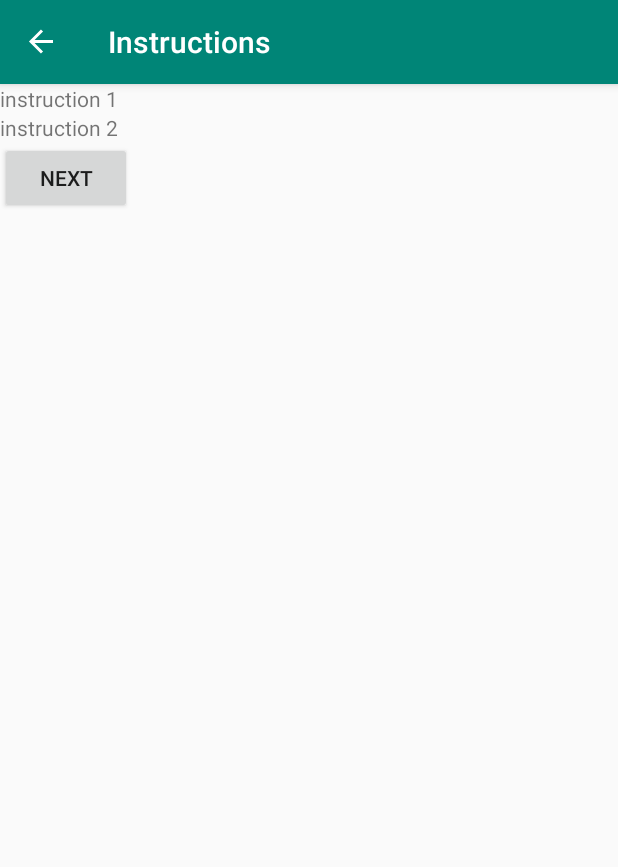
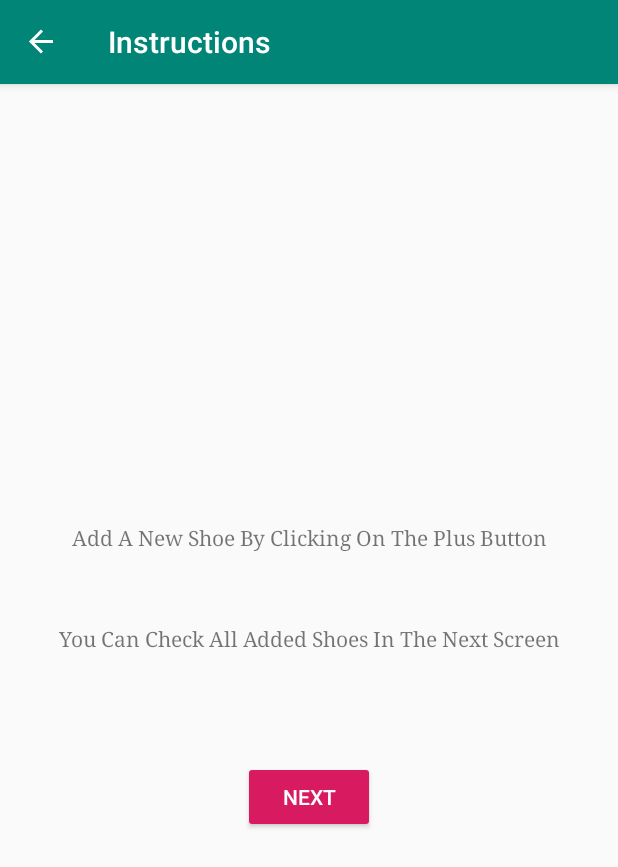
Before and after one commit to Salma-2/ShoeStore, an Android app: the InstructionFragment screen opened through its navigation route, on a phone screen of 412 x 824 dp. Shown: the top 867 px of the screen. Run offline under Robolectric (Android 15) with nearby library versions, the phone set to English and light mode, and no system bars; our stand-ins replace Timber, data binding, navigation-ui.

Commit message:
Designed Welcome and Instruction Layouts

```diff
--- a/app/src/main/res/layout/fragment_instruction.xml
+++ b/app/src/main/res/layout/fragment_instruction.xml
@@ -1,28 +1,34 @@
 <?xml version="1.0" encoding="utf-8"?>
 
 
-<layout xmlns:app="http://schemas.android.com/apk/res-auto"
-    xmlns:tools="http://schemas.android.com/tools"
-    xmlns:android="http://schemas.android.com/apk/res/android">
+<layout xmlns:android="http://schemas.android.com/apk/res/android"
+    xmlns:app="http://schemas.android.com/apk/res-auto"
+    xmlns:tools="http://schemas.android.com/tools">
+
+    <!--  very simple layout,
+    the items are aligned in a vertical manner, so LinearLayout is enough.  -->
 
     <LinearLayout
         android:layout_width="match_parent"
         android:layout_height="match_parent"
+        android:gravity="center"
         android:orientation="vertical">
 
         <TextView
-            android:id="@+id/textView"
+            style="@style/text_style"
             android:layout_width="wrap_content"
             android:layout_height="wrap_content"
-            android:text="instruction 1" />
+            android:text="@string/instruction_one" />
 
         <TextView
+            style="@style/text_style"
             android:layout_width="wrap_content"
             android:layout_height="wrap_content"
-            android:text="instruction 2" />
+            android:text="@string/instruction_two" />
 
         <Button
             android:id="@+id/next_btn"
+            style="@style/btn_style"
             android:layout_width="wrap_content"
             android:layout_height="wrap_content"
             android:text="@string/next" />
--- a/app/src/main/res/layout/fragment_shoe_list.xml
+++ b/app/src/main/res/layout/fragment_shoe_list.xml
@@ -19,7 +19,7 @@
             android:layout_width="wrap_content"
             android:layout_height="wrap_content"
             android:layout_gravity="end|bottom"
-            android:layout_margin="@dimen/big_margin"
+            android:layout_margin="@dimen/medium_margin"
             android:contentDescription="@string/add_new_shoe"
             android:onClick="@{()->shoeListViewModel.onAddNewShoe()}"
             app:layout_constraintBottom_toBottomOf="parent"
--- a/app/src/main/res/values/colors.xml
+++ b/app/src/main/res/values/colors.xml
@@ -3,4 +3,5 @@
     <color name="colorPrimary">#008577</color>
     <color name="colorPrimaryDark">#00574B</color>
     <color name="colorAccent">#D81B60</color>
+    <color name="white">#ffffff</color>
 </resources>
--- a/app/src/main/res/values/dimens.xml
+++ b/app/src/main/res/values/dimens.xml
@@ -1,6 +1,8 @@
 <?xml version="1.0" encoding="utf-8"?>
 <resources>
-    <dimen name="big_margin">16dp</dimen>
+    <dimen name="very_big_margin">48dp</dimen>
+    <dimen name="big_margin">32dp</dimen>
+    <dimen name="medium_margin">16dp</dimen>
     <dimen name="small_margin">8dp</dimen>
 
 </resources>
--- a/app/src/main/res/values/strings.xml
+++ b/app/src/main/res/values/strings.xml
@@ -22,4 +22,6 @@
     <string name="save">Save</string>
     <string name="email_hint">example@example.example</string>
     <string name="password_hint">secure passowrd</string>
+    <string name="instruction_one">Add A New Shoe By Clicking On The Plus Button</string>
+    <string name="instruction_two">You Can Check All Added Shoes In The Next Screen</string>
 </resources>
--- a/app/src/main/res/values/styles.xml
+++ b/app/src/main/res/values/styles.xml
@@ -16,4 +16,18 @@
 
     <style name="AppTheme.PopupOverlay" parent="ThemeOverlay.AppCompat.Light" />
 
+    <style name="btn_style">
+        <item name="android:layout_marginTop">@dimen/very_big_margin</item>
+        <item name="android:backgroundTint">@color/colorAccent</item>
+        <item name="android:textColor">@color/white</item>
+    </style>
+
+    <style name="text_style">
+        <item name="android:layout_margin">@dimen/medium_margin</item>
+        <item name="android:fontFamily">serif</item>
+        <item name="android:textSize">14sp</item>
+        <item name="android:padding">8dp</item>
+        <item name="android:gravity">center_horizontal</item>
+    </style>
+
 </resources>
```
Also changed, not shown: app/src/main/res/layout/fragment_login.xml (+6 -6 lines), app/src/main/res/layout/fragment_welcome.xml (+9 -6 lines).
